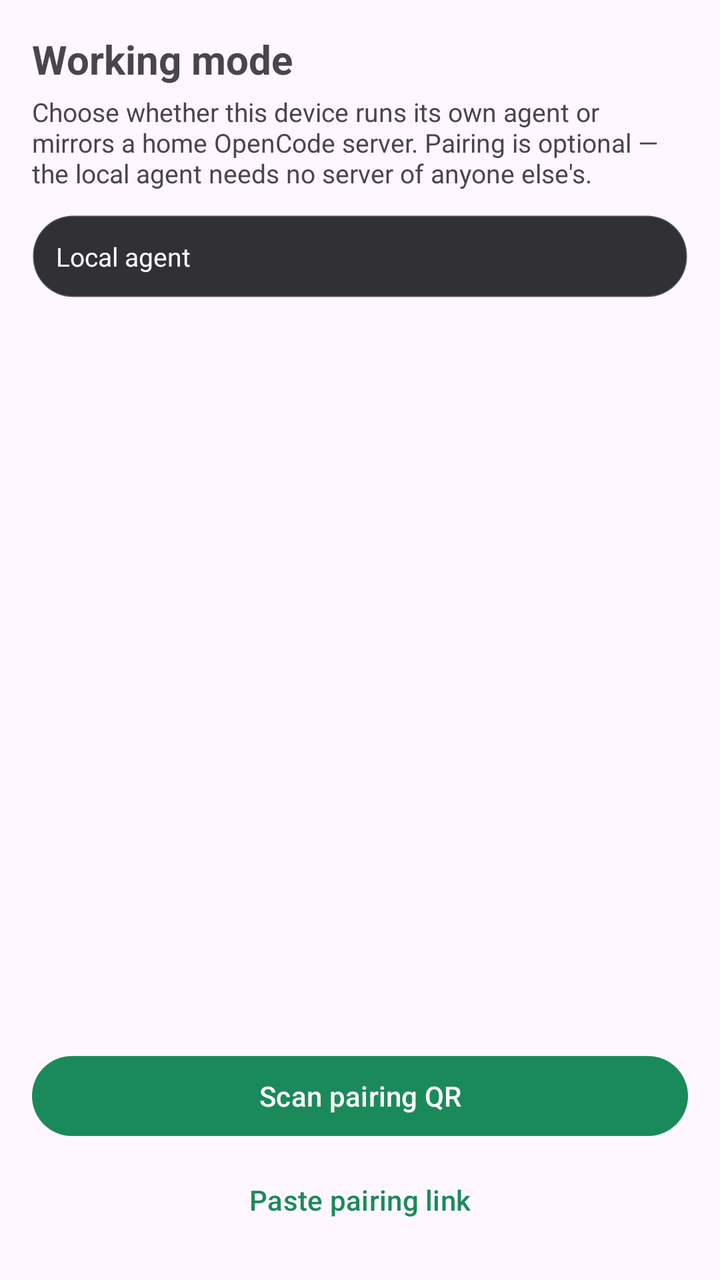
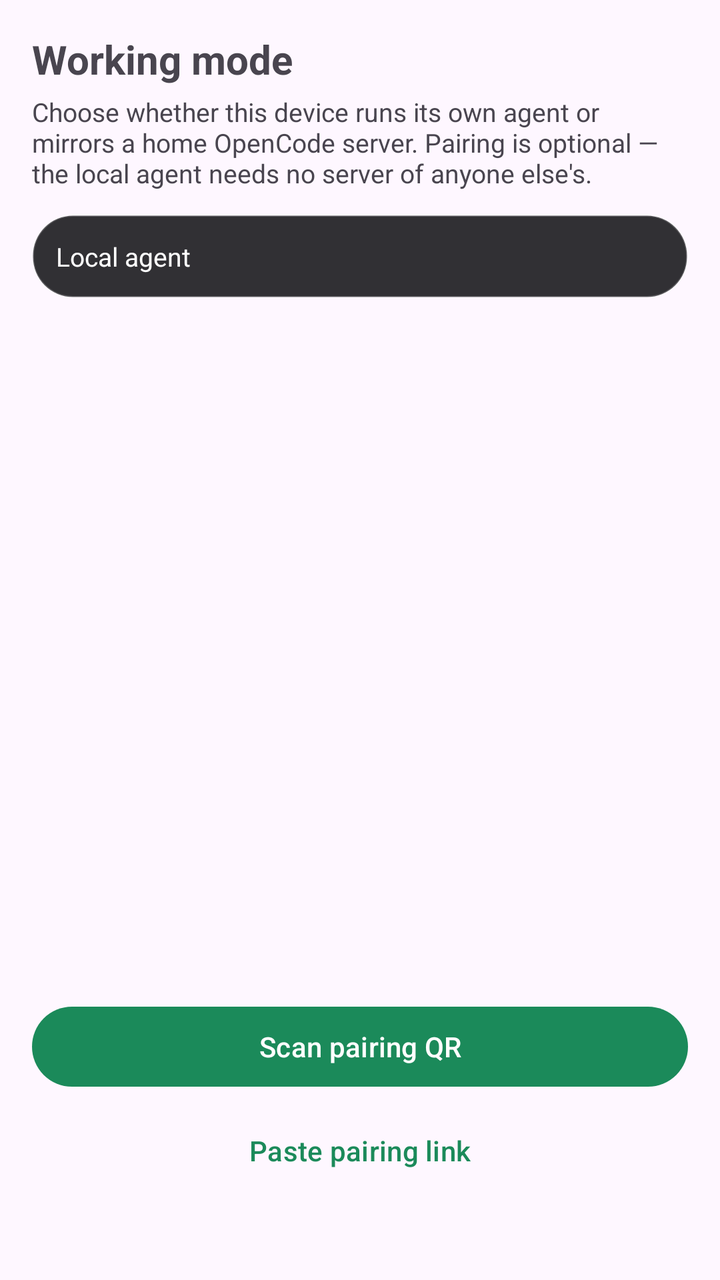

Before-and-after screenshots of an Android layout around one commit, followed by the original layout XML and the change that was made.
<!-- AndroidManifest.xml: application theme Theme.OpenCode -->
<!-- res/layout/activity_peers.xml -->
<?xml version="1.0" encoding="utf-8"?>
<LinearLayout xmlns:android="http://schemas.android.com/apk/res/android"
    android:layout_width="match_parent"
    android:layout_height="match_parent"
    android:orientation="vertical"
    android:background="?android:attr/colorBackground"
    android:padding="16dp">

    <TextView
        android:layout_width="wrap_content"
        android:layout_height="wrap_content"
        android:text="@string/peers_title"
        android:textSize="20sp"
        android:textStyle="bold" />

    <TextView
        android:layout_width="match_parent"
        android:layout_height="wrap_content"
        android:layout_marginTop="4dp"
        android:text="@string/peers_subtitle"
        android:textSize="13sp" />

    
    <TextView
        android:id="@+id/modeStatus"
        android:layout_width="match_parent"
        android:layout_height="wrap_content"
        android:layout_marginTop="12dp"
        android:background="@drawable/bg_mode_chip"
        android:padding="12dp"
        android:text="@string/mode_local"
        android:textColor="#FFFFFFFF"
        android:textSize="13sp" />

    
    <com.google.android.material.button.MaterialButton
        android:id="@+id/workLocallyButton"
        style="@style/Widget.Material3.Button.OutlinedButton"
        android:layout_width="match_parent"
        android:layout_height="wrap_content"
        android:layout_marginTop="8dp"
        android:text="@string/work_locally"
        android:visibility="gone" />

    <ListView
        android:id="@+id/peerList"
        android:layout_width="match_parent"
        android:layout_height="0dp"
        android:layout_weight="1"
        android:layout_marginTop="12dp" />

    <TextView
        android:id="@+id/emptyView"
        android:layout_width="match_parent"
        android:layout_height="0dp"
        android:layout_weight="1"
        android:gravity="center"
        android:text="@string/peers_empty"
        android:textSize="14sp"
        android:visibility="gone" />

    <com.google.android.material.button.MaterialButton
        android:id="@+id/scanButton"
        android:layout_width="match_parent"
        android:layout_height="wrap_content"
        android:layout_marginTop="12dp"
        android:text="@string/peers_scan_qr" />

    <com.google.android.material.button.MaterialButton
        android:id="@+id/pasteButton"
        style="@style/Widget.Material3.Button.TextButton"
        android:layout_width="match_parent"
        android:layout_height="wrap_content"
        android:layout_marginTop="4dp"
        android:text="@string/peers_paste_link" />
</LinearLayout>
<!-- resources referenced by this layout -->
<resources>
  <!-- drawable bg_mode_chip (drawable) -->
  <?xml version="1.0" encoding="utf-8"?>
  <shape xmlns:android="http://schemas.android.com/apk/res/android"
      android:shape="rectangle">
      <solid android:color="#E61B1B1F" />
      <corners android:radius="20dp" />
      <stroke
          android:width="1dp"
          android:color="#33FFFFFF" />
  </shape>
  <string name="mode_local">Local agent</string>
  <string name="peers_empty">No servers paired yet. Scan a pairing QR or paste a pairing link.</string>
  <string name="peers_paste_link">Paste pairing link</string>
  <string name="peers_scan_qr">Scan pairing QR</string>
  <string name="peers_subtitle">Choose whether this device runs its own agent or mirrors a home OpenCode server. Pairing is optional — the local agent needs no server of anyone else\'s.</string>
  <string name="peers_title">Working mode</string>
  <string name="work_locally">Work locally</string>
  <style name="Theme.OpenCode" parent="Theme.Material3.DayNight.NoActionBar">
          <item name="colorPrimary">@color/opencode_primary</item>
          <item name="colorOnPrimary">@color/opencode_on_primary</item>
          <item name="android:statusBarColor">?android:attr/colorBackground</item>
          <item name="android:navigationBarColor">?android:attr/colorBackground</item>
          <item name="android:windowLightStatusBar" tools:targetApi="m">true</item>
      </style>
  <color name="opencode_primary">#1B8A5A</color>
  <color name="opencode_on_primary">#FFFFFF</color>
</resources>

<!-- the commit's change to res/layout/activity_peers.xml (unified diff, before → after) -->
@@ -42,6 +42,42 @@
         android:text="@string/work_locally"
         android:visibility="gone" />
 
+    
+    <LinearLayout
+        android:id="@+id/batteryWarning"
+        android:layout_width="match_parent"
+        android:layout_height="wrap_content"
+        android:layout_marginTop="12dp"
+        android:background="@drawable/bg_mode_chip"
+        android:orientation="vertical"
+        android:padding="12dp"
+        android:visibility="gone">
+
+        <TextView
+            android:layout_width="match_parent"
+            android:layout_height="wrap_content"
+            android:text="@string/battery_title"
+            android:textColor="#FFFFC9A0"
+            android:textSize="13sp"
+            android:textStyle="bold" />
+
+        <TextView
+            android:layout_width="match_parent"
+            android:layout_height="wrap_content"
+            android:layout_marginTop="4dp"
+            android:text="@string/battery_body"
+            android:textColor="#FFFFFFFF"
+            android:textSize="13sp" />
+
+        <com.google.android.material.button.MaterialButton
+            android:id="@+id/batteryButton"
+            style="@style/Widget.Material3.Button.TextButton"
+            android:layout_width="wrap_content"
+            android:layout_height="wrap_content"
+            android:layout_marginTop="4dp"
+            android:text="@string/battery_open" />
+    </LinearLayout>
+
     <ListView
         android:id="@+id/peerList"
         android:layout_width="match_parent"
@@ -73,4 +109,15 @@
         android:layout_height="wrap_content"
         android:layout_marginTop="4dp"
         android:text="@string/peers_paste_link" />
+
+    
+    <TextView
+        android:id="@+id/engineInfo"
+        android:layout_width="match_parent"
+        android:layout_height="wrap_content"
+        android:layout_marginTop="10dp"
+        android:gravity="center"
+        android:textIsSelectable="true"
+        android:textSize="11sp"
+        android:alpha="0.55" />
 </LinearLayout>
<!-- resource entries referenced after the edit -->
@@ -10,6 +10,9 @@
           android:width="1dp"
           android:color="#33FFFFFF" />
   </shape>
+  <string name="battery_body">Huawei, Xiaomi and similar ROMs freeze background apps to save battery, which stops the local OpenCode server while it is supposed to be running. Allow unrestricted background activity for this app. On HarmonyOS/EMUI also open Battery → App launch and set OpenCode to “Manage manually”.</string>
+  <string name="battery_open">Open battery settings</string>
+  <string name="battery_title">Background may be killed</string>
   <string name="mode_local">Local agent</string>
   <string name="peers_empty">No servers paired yet. Scan a pairing QR or paste a pairing link.</string>
   <string name="peers_paste_link">Paste pairing link</string>
